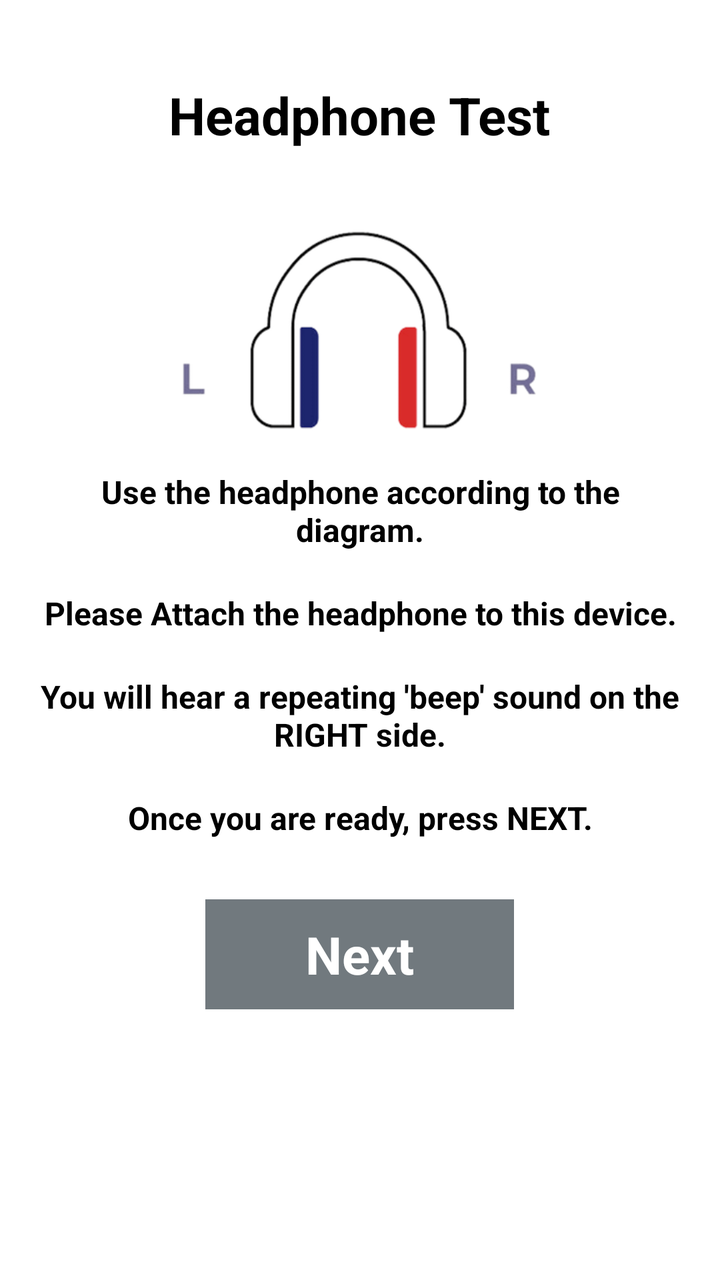
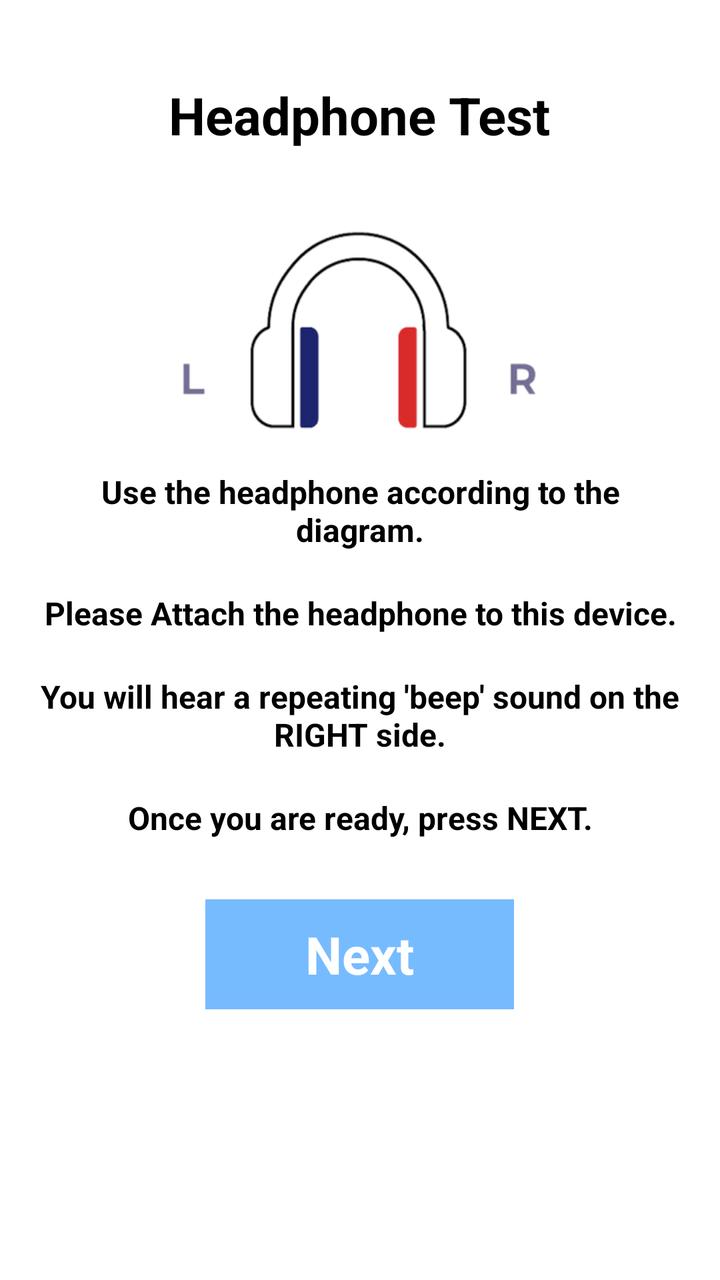

Two renders of the same Android screen: before a commit and after it. Below are the layout's source before the change and the commit's diff.
<!-- AndroidManifest.xml: application theme Theme.IAhead -->
<!-- res/layout/activity_headphonesetting.xml -->
<?xml version="1.0" encoding="utf-8"?>
<RelativeLayout xmlns:android="http://schemas.android.com/apk/res/android"
    android:layout_width="match_parent"
    android:layout_height="match_parent">

    <ScrollView
        android:layout_width="match_parent"
        android:layout_height="match_parent">

    <LinearLayout
        android:layout_width="match_parent"
        android:layout_height="match_parent"
        android:orientation="vertical">

        <TextView
            android:gravity="center_horizontal"
            android:layout_width="wrap_content"
            android:layout_height="wrap_content"
            android:text="Headphone Test"
            android:textStyle="bold"
            android:textSize="26dp"
            android:textColor="@color/black"
            android:layout_marginTop="40dp"
            android:layout_gravity="center_horizontal"/>

        <ImageView
            android:layout_gravity="center_horizontal"
            android:id="@+id/iv_setting"
            android:layout_marginTop="40dp"
            android:background="@drawable/setting"
            android:layout_width="180dp"
            android:layout_height="100dp"/>

        <TextView
            android:textStyle="bold"
            android:gravity="center_horizontal"
            android:layout_width="wrap_content"
            android:layout_height="wrap_content"
            android:text="Use the headphone according to the diagram."
            android:textSize="16dp"
            android:layout_marginLeft="20dp"
            android:layout_marginRight="20dp"
            android:textColor="@color/black"
            android:layout_marginTop="20dp"
            android:layout_gravity="center_horizontal"/>

        <TextView
            android:textStyle="bold"
            android:gravity="center_horizontal"
            android:layout_width="wrap_content"
            android:layout_height="wrap_content"
            android:text="Please Attach the headphone to this device."
            android:textSize="16dp"
            android:layout_marginLeft="20dp"
            android:layout_marginRight="20dp"
            android:textColor="@color/black"
            android:layout_marginTop="20dp"
            android:layout_gravity="center_horizontal"/>

        <TextView
            android:textStyle="bold"
            android:gravity="center_horizontal"
            android:layout_width="wrap_content"
            android:layout_height="wrap_content"
            android:text="You will hear a repeating 'beep' sound on the RIGHT side."
            android:textSize="16dp"
            android:layout_marginLeft="20dp"
            android:layout_marginRight="20dp"
            android:textColor="@color/black"
            android:layout_marginTop="20dp"
            android:layout_gravity="center_horizontal"/>

        <TextView
            android:textStyle="bold"
            android:gravity="center_horizontal"
            android:layout_width="wrap_content"
            android:layout_height="wrap_content"
            android:text="Once you are ready, press NEXT."
            android:textSize="16dp"
            android:layout_marginLeft="20dp"
            android:layout_marginRight="20dp"
            android:textColor="@color/black"
            android:layout_marginTop="20dp"
            android:layout_gravity="center_horizontal"/>

    <LinearLayout
        android:id="@+id/ll_next"
        android:layout_marginTop="30dp"
        android:layout_gravity="center_horizontal"
        android:layout_width="wrap_content"
        android:layout_height="wrap_content"
        android:background="@color/dark_grey"
        android:orientation="horizontal">

        <TextView
            android:layout_marginRight="50dp"
            android:layout_marginLeft="50dp"
            android:layout_marginBottom="10dp"
            android:layout_marginTop="10dp"
            android:textStyle="bold"
            android:layout_width="wrap_content"
            android:layout_height="wrap_content"
            android:text="Next"
            android:textSize="26dp"
            android:textColor="@color/white"/>
    </LinearLayout>
    </LinearLayout>

    </ScrollView>

    <ImageView
        android:visibility="gone"
        android:id="@+id/iv_alert"
        android:layout_centerVertical="true"
        android:layout_marginRight="50dp"
        android:layout_marginLeft="50dp"
        android:layout_width="match_parent"
        android:layout_height="300dp"
        android:background="@drawable/alert"/>
</RelativeLayout>
<!-- resources referenced by this layout -->
<resources>
  <color name="black">#FF000000</color>
  <color name="dark_grey">#71797E</color>
  <color name="white">#FFFFFFFF</color>
  <!-- drawable alert: png bitmap (drawable, 91112 bytes) -->
  <!-- drawable setting: png bitmap (drawable, 31028 bytes) -->
  <style name="Theme.IAhead" parent="Theme.MaterialComponents.DayNight.NoActionBar">
          
          <item name="colorPrimary">@color/purple_500</item>
          <item name="colorPrimaryVariant">@color/purple_700</item>
          <item name="colorOnPrimary">@color/white</item>
          
          <item name="colorSecondary">@color/teal_200</item>
          <item name="colorSecondaryVariant">@color/teal_700</item>
          <item name="colorOnSecondary">@color/black</item>
          
          <item name="android:statusBarColor">?attr/colorPrimaryVariant</item>
          
      </style>
  <color name="purple_500">#FF6200EE</color>
  <color name="purple_700">#FF3700B3</color>
  <color name="teal_200">#FF03DAC5</color>
  <color name="teal_700">#FF018786</color>
</resources>

<!-- the commit's change to res/layout/activity_headphonesetting.xml (unified diff, before → after) -->
@@ -89,7 +89,7 @@
         android:layout_gravity="center_horizontal"
         android:layout_width="wrap_content"
         android:layout_height="wrap_content"
-        android:background="@color/dark_grey"
+        android:background="@color/light_blue"
         android:orientation="horizontal">
 
         <TextView
<!-- resource entries referenced after the edit -->
@@ -1,7 +1,7 @@
 <!-- resources referenced by this layout -->
 <resources>
   <color name="black">#FF000000</color>
-  <color name="dark_grey">#71797E</color>
+  <color name="light_blue">#77bbff</color>
   <color name="white">#FFFFFFFF</color>
   <!-- drawable alert: png bitmap (drawable, 91112 bytes) -->
   <!-- drawable setting: png bitmap (drawable, 31028 bytes) -->
